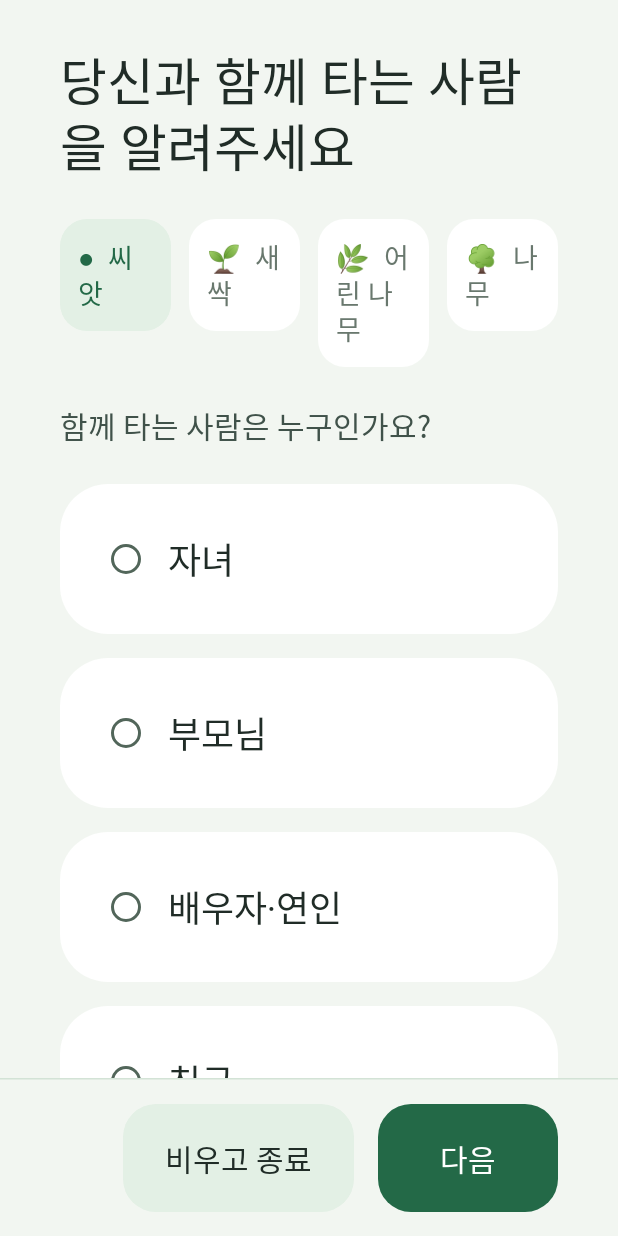
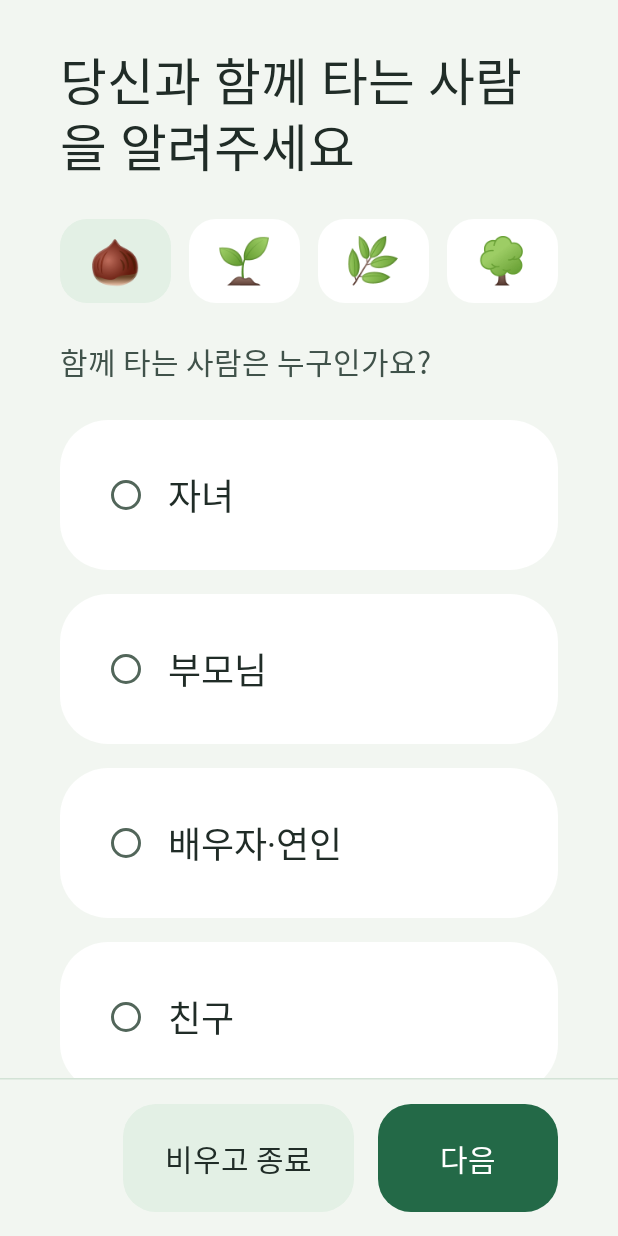
Before and after one commit to kanghwayuri/SAIGIL, an Android app built with Jetpack Compose: the composable SaigilApp shown on its own in the app's theme, on a phone screen of 412 x 824 dp. Run offline under Robolectric (Android 15) with nearby library versions, the phone set to English and light mode, and no system bars; Roboto replaces fonts that are not available here.

Commit message:
ux: show growth progress with icons only

```diff
--- a/app/src/main/java/com/gomsoo/saigil/ui/Screens.kt
+++ b/app/src/main/java/com/gomsoo/saigil/ui/Screens.kt
@@ -40,8 +40,11 @@ import androidx.compose.ui.Modifier
 import androidx.compose.ui.draw.clip
 import androidx.compose.ui.res.stringResource
 import androidx.compose.ui.semantics.heading
+import androidx.compose.ui.semantics.clearAndSetSemantics
+import androidx.compose.ui.semantics.contentDescription
 import androidx.compose.ui.semantics.semantics
 import androidx.compose.ui.unit.dp
+import androidx.compose.ui.unit.sp
 import com.gomsoo.saigil.R
 import com.gomsoo.saigil.session.Event
 import com.gomsoo.saigil.session.Guide
@@ -213,11 +216,19 @@ private fun ProfileChoices(label: String, field: StartField, choices: List<Strin
 @Composable
 private fun GrowthProgress(current: Int, total: Int) {
     val stages = listOf("씨앗", "새싹", "어린 나무", "나무")
+    val icons = listOf("🌰", "🌱", "🌿", "🌳")
     Row(Modifier.fillMaxWidth(), horizontalArrangement = Arrangement.spacedBy(12.dp)) {
         repeat(total) { index ->
             val active = index < current
-            Box(Modifier.weight(1f).clip(RoundedCornerShape(18.dp)).background(if (active) PleosColor.BasicEnabled else PleosColor.BackgroundSecondary).padding(12.dp), contentAlignment = Alignment.Center) {
-                Text("${listOf("●", "🌱", "🌿", "🌳")[index * 4 / total]}  ${stages[index * 4 / total]}", style = PleosType.LabelSmall, color = if (active) PleosColor.FilledEnabled else PleosColor.TextQuaternary)
+            val stage = index * 4 / total
+            Box(
+                Modifier.weight(1f).clip(RoundedCornerShape(18.dp))
+                    .background(if (active) PleosColor.BasicEnabled else PleosColor.BackgroundSecondary)
+                    .clearAndSetSemantics { contentDescription = "${index + 1}/$total 단계, ${stages[stage]}${if (index + 1 == current) ", 현재" else ""}" }
+                    .padding(10.dp),
+                contentAlignment = Alignment.Center,
+            ) {
+                Text(icons[stage], fontSize = 30.sp)
             }
         }
     }
```
